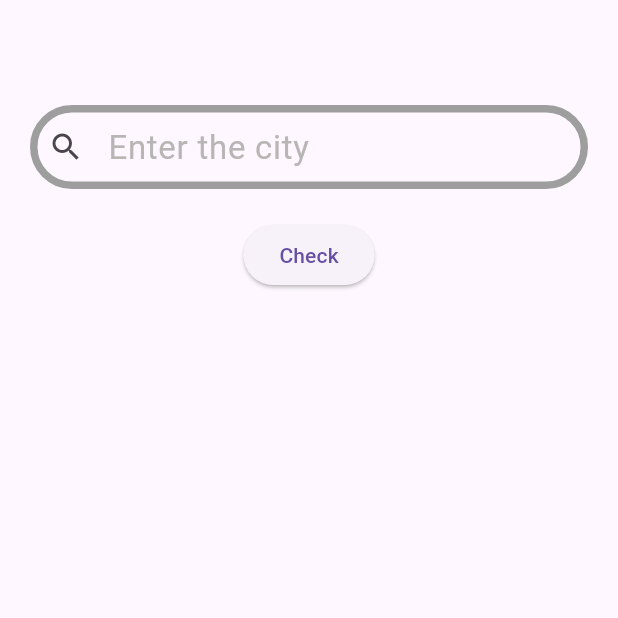
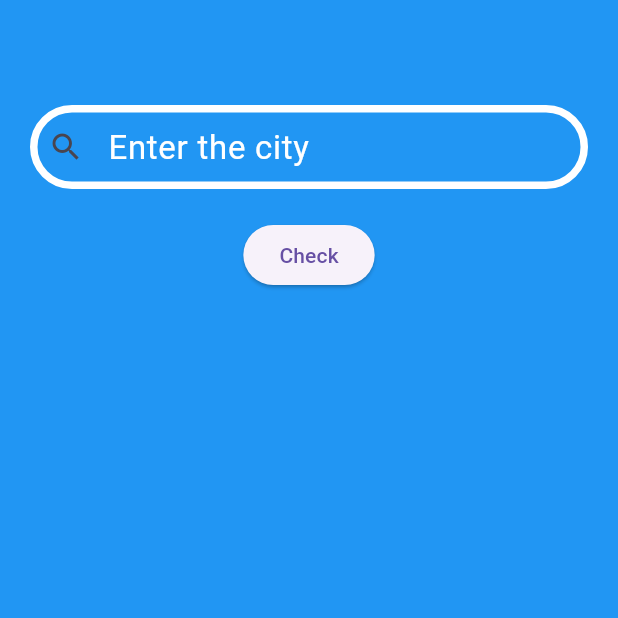
Before and after one commit to patryklaskowski1/api_weather_app, a Flutter app: the screen it shows after launch, on a phone screen of 412 x 824 dp, the top half of it. Run offline on Flutter 3.47's test engine with Material 2 defaults, Android fonts, the phone set to English and light mode, and no system bars; our stand-ins replace bloc, dio, firebase_core, flutter_bloc; accounts and stored records are empty.

Commit message:
Add background colors for all app and change colors displeyed texts

```diff
--- a/lib/home/home_page.dart
+++ b/lib/home/home_page.dart
@@ -34,6 +34,7 @@ class HomePage extends StatelessWidget {
           builder: (context, state) {
             final weatherModel = state.model;
             return Scaffold(
+              backgroundColor: Colors.blue,
               body: Center(
                 child: Builder(builder: (context) {
                   if (state.status == Status.loading) {
--- a/lib/home/widgets/search_widget.dart
+++ b/lib/home/widgets/search_widget.dart
@@ -26,19 +26,25 @@ class SearchWidget extends StatelessWidget {
                   'Enter the city ',
                   style: TextStyle(
                     fontSize: 22,
-                    color: Color.fromARGB(255, 184, 181, 181),
+                    color: Colors.white,
                   ),
                 ),
                 prefixIcon: const Icon(Icons.search),
                 hintStyle: const TextStyle(
-                  color: Color.fromARGB(255, 184, 181, 181),
+                  color: Colors.white,
                 ),
                 enabledBorder: OutlineInputBorder(
-                  borderSide: const BorderSide(width: 5, color: Colors.grey),
+                  borderSide: const BorderSide(
+                    width: 5,
+                    color: Colors.white,
+                  ),
                   borderRadius: BorderRadius.circular(50.0),
                 ),
                 focusedBorder: OutlineInputBorder(
-                  borderSide: const BorderSide(width: 5, color: Colors.grey),
+                  borderSide: const BorderSide(
+                    width: 5,
+                    color: Colors.white,
+                  ),
                   borderRadius: BorderRadius.circular(50.0),
                 ),
               ),
```
Also changed, not shown: lib/home/widgets/display_weather_widget.dart (+12 -0 lines).
